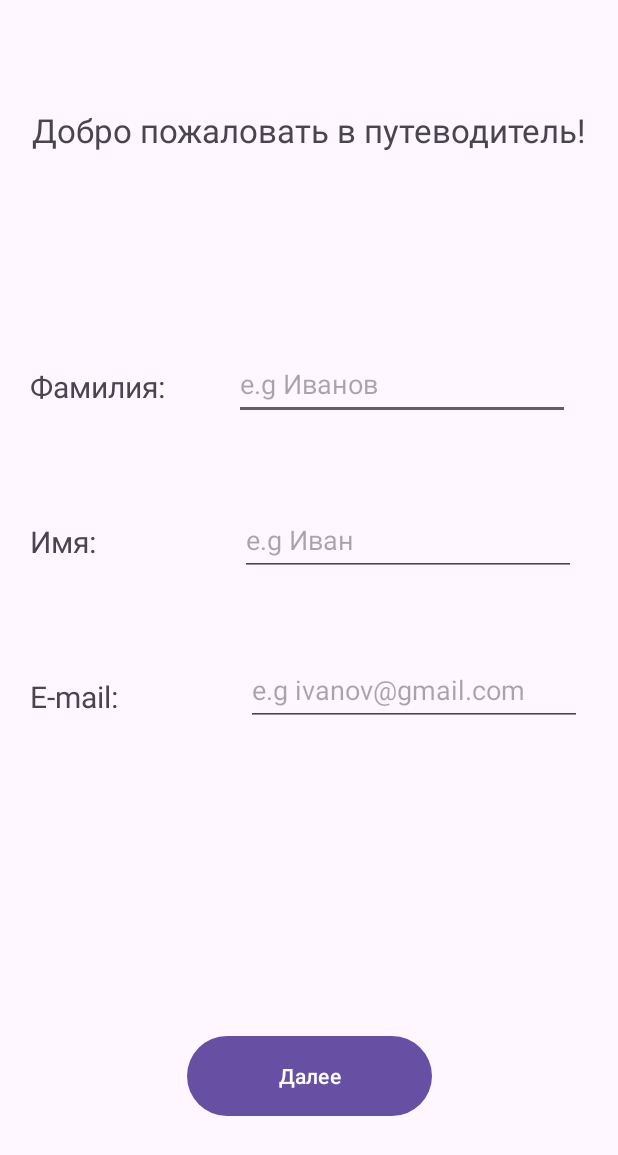
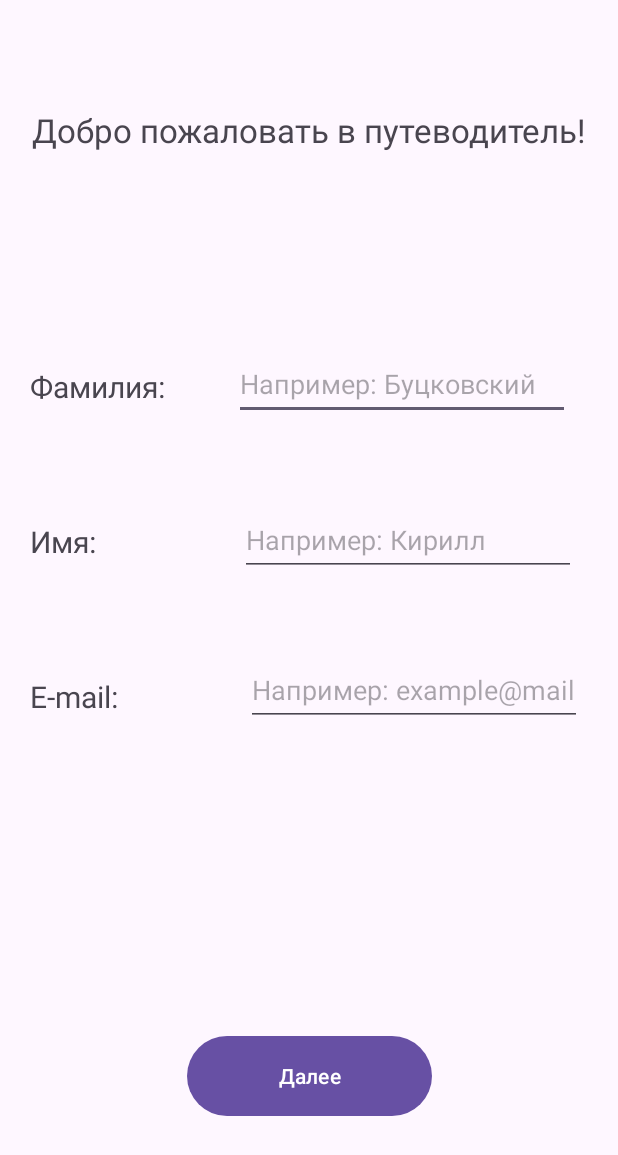
Before and after one commit to kbutskovskiy/lab6, an Android app: the screen it shows after launch (MainActivity), on a phone screen of 412 x 824 dp. Shown: the top 1155 px of the screen. Run offline under Robolectric (Android 15) with nearby library versions, the phone set to English and light mode, and no system bars.

Commit message:
fixed out from app

```diff
--- a/app/src/main/res/layout/activity_main.xml
+++ b/app/src/main/res/layout/activity_main.xml
@@ -68,7 +68,7 @@
         android:layout_marginTop="232dp"
         android:ems="10"
         android:inputType="text"
-        android:hint="e.g Иванов"
+        android:hint="Например: Буцковский"
         app:layout_constraintStart_toStartOf="parent"
         app:layout_constraintTop_toTopOf="parent" />
 
@@ -86,7 +86,7 @@
         android:layout_marginTop="56dp"
         android:ems="10"
         android:inputType="text"
-        android:hint="e.g Иван"
+        android:hint="Например: Кирилл"
         app:layout_constraintStart_toStartOf="@+id/surnameInput"
         app:layout_constraintTop_toBottomOf="@+id/surnameInput" />
 
@@ -103,7 +103,7 @@
         android:layout_marginStart="4dp"
         android:layout_marginTop="52dp"
         android:ems="10"
-        android:hint="e.g ivanov@gmail.com"
+        android:hint="Например: example@mail.ru"
         android:inputType="textEmailAddress"
         app:layout_constraintStart_toStartOf="@+id/nameInput"
         app:layout_constraintTop_toBottomOf="@+id/nameInput" />
--- a/app/src/main/res/layout/activity_sight_map.xml
+++ b/app/src/main/res/layout/activity_sight_map.xml
@@ -21,7 +21,7 @@
         android:layout_gravity="center_horizontal"
         android:layout_marginBottom="8dp"
         android:text="TextView"
-        android:textColor="#E30E0E"
+        android:textColor="#47E30E"
         android:textSize="20sp" />
 
     <ScrollView
```
Also changed, not shown: app/src/main/java/com/example/city_sight/sightList.java (+7 -0 lines), app/src/main/java/com/example/city_sight/sightMap.java (+13 -0 lines).
